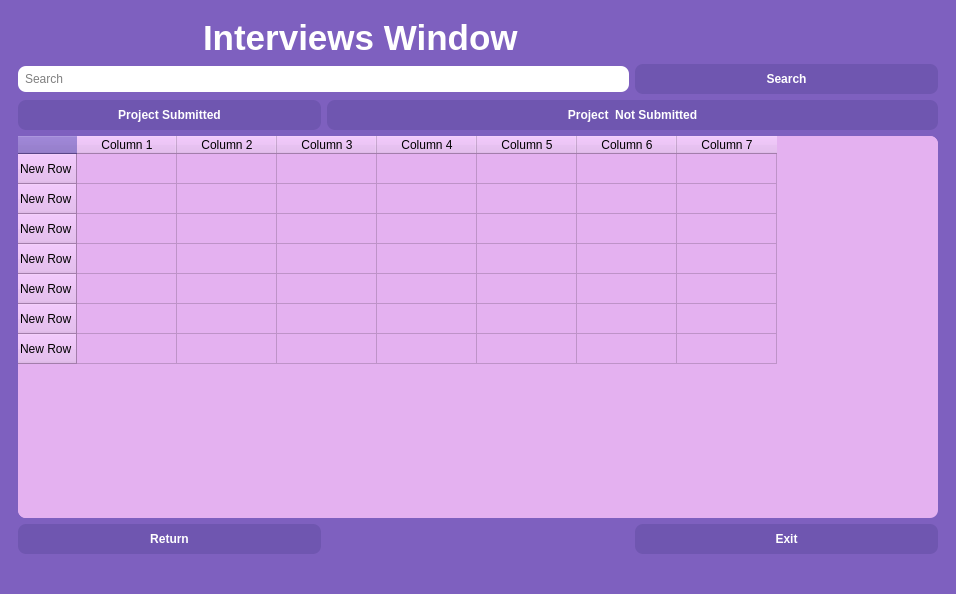
First picture: the form in ui/interviews.ui, repository KursaDSc/Python-Module-Week7, before the edit.
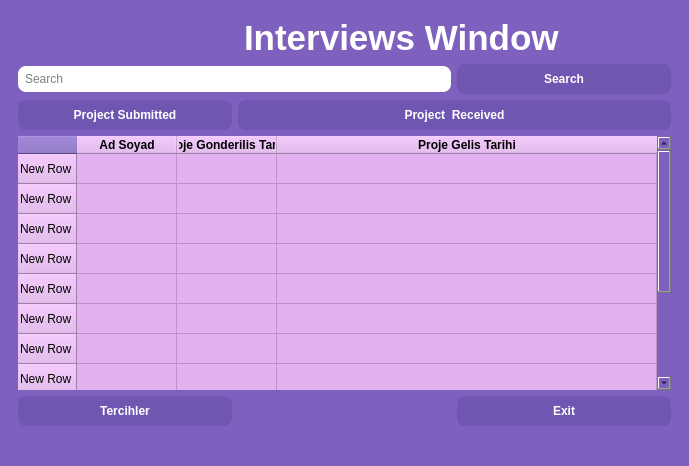
Second picture: the form after the edit. Icons and pictures are not drawn.

```diff
--- a/ui/interviews.ui
+++ b/ui/interviews.ui
@@ -9,8 +9,8 @@
    <rect>
     <x>0</x>
     <y>0</y>
-    <width>956</width>
-    <height>594</height>
+    <width>689</width>
+    <height>466</height>
    </rect>
   </property>
   <property name="sizePolicy">
@@ -54,101 +54,6 @@
        <number>2</number>
       </property>
       <layout class="QGridLayout" name="gridLayout">
-       <item row="2" column="0">
-        <widget class="QPushButton" name="projectButton">
-         <property name="styleSheet">
-          <string notr="true">QHeaderView::section {
-    color: red; /* Burada istediğin rengi yazabilirsin */
-    font-weight: bold; /* İsteğe bağlı: yazıyı kalın yapar */
-}
-QPushButton {
-    background-color: #6f56b0;
-    color: white;
-    border-radius: 8px;
-    padding: 8px;
-    font-weight: bold;
-}
-
-QPushButton:hover {
-    background-color: #8263c6;
-}
-
-QPushButton:pressed {
-    background-color: #594097;
-}
-</string>
-         </property>
-         <property name="text">
-          <string>Project Submitted</string>
-         </property>
-         <property name="default">
-          <bool>true</bool>
-         </property>
-        </widget>
-       </item>
-       <item row="1" column="0" colspan="2">
-        <widget class="QLineEdit" name="searchBoxline">
-         <property name="styleSheet">
-          <string notr="true">background-color: rgb(255, 255, 255);
-color: rgb(0, 0, 0);
-    border-radius: 8px;
-    padding: 5px;</string>
-         </property>
-         <property name="inputMask">
-          <string/>
-         </property>
-         <property name="frame">
-          <bool>true</bool>
-         </property>
-         <property name="echoMode">
-          <enum>QLineEdit::Normal</enum>
-         </property>
-         <property name="cursorPosition">
-          <number>0</number>
-         </property>
-         <property name="readOnly">
-          <bool>false</bool>
-         </property>
-         <property name="placeholderText">
-          <string>Search</string>
-         </property>
-         <property name="cursorMoveStyle">
-          <enum>Qt::LogicalMoveStyle</enum>
-         </property>
-        </widget>
-       </item>
-       <item row="4" column="0">
-        <widget class="QPushButton" name="returnButton">
-         <property name="styleSheet">
-          <string notr="true">QHeaderView::section {
-    color: red; /* Burada istediğin rengi yazabilirsin */
-    font-weight: bold; /* İsteğe bağlı: yazıyı kalın yapar */
-}
-QPushButton {
-    background-color: #6f56b0;
-    color: white;
-    border-radius: 8px;
-    padding: 8px;
-    font-weight: bold;
-}
-
-QPushButton:hover {
-    background-color: #8263c6;
-}
-
-QPushButton:pressed {
-    background-color: #594097;
-}
-</string>
-         </property>
-         <property name="text">
-          <string>Return</string>
-         </property>
-         <property name="default">
-          <bool>true</bool>
-         </property>
-        </widget>
-       </item>
        <item row="1" column="2">
         <widget class="QPushButton" name="searchButton">
          <property name="sizeIncrement">
@@ -295,15 +200,6 @@
               </color>
              </brush>
             </colorrole>
-            <colorrole role="PlaceholderText">
-             <brush brushstyle="SolidPattern">
-              <color alpha="128">
-               <red>255</red>
-               <green>255</green>
-               <blue>255</blue>
-              </color>
-             </brush>
-            </colorrole>
            </active>
            <inactive>
             <colorrole role="WindowText">
@@ -441,15 +337,6 @@
               </color>
              </brush>
             </colorrole>
-            <colorrole role="PlaceholderText">
-             <brush brushstyle="SolidPattern">
-              <color alpha="128">
-               <red>255</red>
-               <green>255</green>
-               <blue>255</blue>
-              </color>
-             </brush>
-            </colorrole>
            </inactive>
            <disabled>
             <colorrole role="WindowText">
@@ -587,15 +474,6 @@
               </color>
              </brush>
             </colorrole>
-            <colorrole role="PlaceholderText">
-             <brush brushstyle="SolidPattern">
-              <color alpha="128">
-               <red>255</red>
-               <green>255</green>
-               <blue>255</blue>
-              </color>
-             </brush>
-            </colorrole>
            </disabled>
           </palette>
          </property>
@@ -635,9 +513,40 @@
          </property>
         </widget>
        </item>
-       <item row="2" column="1" colspan="2">
-        <widget class="QPushButton" name="projectNotButton">
+       <item row="1" column="0" colspan="2">
+        <widget class="QLineEdit" name="searchBoxLine">
          <property name="styleSheet">
+          <string notr="true">background-color: rgb(255, 255, 255);
+color: rgb(0, 0, 0);
+    border-radius: 8px;
+    padding: 5px;</string>
+         </property>
+         <property name="inputMask">
+          <string/>
+         </property>
+         <property name="frame">
+          <bool>true</bool>
+         </property>
+         <property name="echoMode">
+          <enum>QLineEdit::Normal</enum>
+         </property>
+         <property name="cursorPosition">
+          <number>0</number>
+         </property>
+         <property name="readOnly">
+          <bool>false</bool>
+         </property>
+         <property name="placeholderText">
+          <string>Search</string>
+         </property>
+         <property name="cursorMoveStyle">
+          <enum>Qt::LogicalMoveStyle</enum>
+         </property>
+        </widget>
+       </item>
+       <item row="4" column="0">
+        <widget class="QPushButton" name="returnButton">
+         <property name="styleSheet">
           <string notr="true">QHeaderView::section {
     color: red; /* Burada istediğin rengi yazabilirsin */
     font-weight: bold; /* İsteğe bağlı: yazıyı kalın yapar */
@@ -660,16 +569,39 @@
 </string>
          </property>
          <property name="text">
-          <string>Project  Not Submitted</string>
+          <string>Tercihler</string>
          </property>
-         <property name="checkable">
-          <bool>false</bool>
+         <property name="default">
+          <bool>true</bool>
          </property>
-         <property name="checked">
-          <bool>false</bool>
+        </widget>
+       </item>
+       <item row="2" column="0">
+        <widget class="QPushButton" name="projectButton">
+         <property name="styleSheet">
+          <string notr="true">QHeaderView::section {
+    color: red; /* Burada istediğin rengi yazabilirsin */
+    font-weight: bold; /* İsteğe bağlı: yazıyı kalın yapar */
+}
+QPushButton {
+    background-color: #6f56b0;
+    color: white;
+    border-radius: 8px;
+    padding: 8px;
+    font-weight: bold;
+}
+
+QPushButton:hover {
+    background-color: #8263c6;
+}
+
+QPushButton:pressed {
+    background-color: #594097;
+}
+</string>
          </property>
-         <property name="autoRepeat">
-          <bool>false</bool>
+         <property name="text">
+          <string>Project Submitted</string>
          </property>
          <property name="default">
           <bool>true</bool>
@@ -720,6 +652,27 @@
           <string notr="true">border-radius: 8px;
 background-color: rgb(228, 177, 240);</string>
          </property>
+         <property name="gridStyle">
+          <enum>Qt::CustomDashLine</enum>
+         </property>
+         <property name="sortingEnabled">
+          <bool>true</bool>
+         </property>
+         <attribute name="horizontalHeaderShowSortIndicator" stdset="0">
+          <bool>true</bool>
+         </attribute>
+         <attribute name="horizontalHeaderStretchLastSection">
+          <bool>true</bool>
+         </attribute>
+         <attribute name="verticalHeaderCascadingSectionResizes">
+          <bool>true</bool>
+         </attribute>
+         <attribute name="verticalHeaderShowSortIndicator" stdset="0">
+          <bool>false</bool>
+         </attribute>
+         <attribute name="verticalHeaderStretchLastSection">
+          <bool>true</bool>
+         </attribute>
          <row>
           <property name="text">
            <string>New Row</string>
@@ -755,61 +708,84 @@
            <string>New Row</string>
           </property>
          </row>
-         <column>
+         <row>
           <property name="text">
-           <string>Column 1</string>
+           <string>New Row</string>
           </property>
-         </column>
-         <column>
+         </row>
+         <row>
           <property name="text">
-           <string>Column 2</string>
+           <string>New Row</string>
           </property>
-         </column>
-         <column>
+         </row>
+         <row>
           <property name="text">
-           <string>Column 3</string>
+           <string>New Row</string>
           </property>
-         </column>
-         <column>
+         </row>
+         <row>
           <property name="text">
-           <string>Column 4</string>
+           <string>New Row</string>
           </property>
-         </column>
+          <property name="textAlignment">
+           <set>AlignCenter</set>
+          </property>
+         </row>
          <column>
           <property name="text">
-           <string>Column 5</string>
+           <string>Ad Soyad</string>
           </property>
+          <property name="font">
+           <font>
+            <weight>75</weight>
+            <bold>true</bold>
+           </font>
+          </property>
+          <property name="textAlignment">
+           <set>AlignCenter</set>
+          </property>
+          <property name="foreground">
+           <brush brushstyle="SolidPattern">
+            <color alpha="255">
+             <red>0</red>
+             <green>0</green>
+             <blue>0</blue>
+            </color>
+           </brush>
+          </property>
          </column>
          <column>
           <property name="text">
-           <string>Column 6</string>
+           <string>Proje Gonderilis Tarihi</string>
           </property>
+          <property name="font">
+           <font>
+            <weight>75</weight>
+            <bold>true</bold>
+           </font>
+          </property>
+          <property name="textAlignment">
+           <set>AlignCenter</set>
+          </property>
          </column>
          <column>
           <property name="text">
-           <string>Column 7</string>
+           <string>Proje Gelis Tarihi</string>
+          </property>
+          <property name="font">
+           <font>
+            <weight>75</weight>
+            <bold>true</bold>
+           </font>
+          </property>
+          <property name="textAlignment">
+           <set>AlignCenter</set>
           </property>
          </column>
         </widget>
        </item>
-       <item row="0" column="0" colspan="2">
+       <item row="0" column="0" colspan="3">
         <layout class="QHBoxLayout" name="horizontalLayout">
-         <item>
-          <spacer name="horizontalSpacer">
-           <property name="orientation">
-            <enum>Qt::Horizontal</enum>
-           </property>
-           <property name="sizeType">
-            <enum>QSizePolicy::Fixed</enum>
-           </property>
-           <property name="sizeHint" stdset="0">
-            <size>
-             <width>110</width>
-             <height>30</height>
-            </size>
-           </property>
-          </spacer>
-         </item>
          <item>
           <widget class="QLabel" name="logolabel">
            <property name="enabled">
@@ -847,6 +823,22 @@
            </property>
           </widget>
          </item>
+         <item>
+          <spacer name="horizontalSpacer">
+           <property name="orientation">
+            <enum>Qt::Horizontal</enum>
+           </property>
+           <property name="sizeType">
+            <enum>QSizePolicy::Fixed</enum>
+           </property>
+           <property name="sizeHint" stdset="0">
+            <size>
+             <width>110</width>
+             <height>30</height>
+            </size>
+           </property>
+          </spacer>
+         </item>
          <item>
           <widget class="QLabel" name="titellabel">
            <property name="toolTip">
@@ -876,7 +868,7 @@
            </property>
            <property name="sizeHint" stdset="0">
             <size>
-             <width>110</width>
+             <width>70</width>
              <height>30</height>
             </size>
            </property>
@@ -884,6 +876,47 @@
          </item>
         </layout>
        </item>
+       <item row="2" column="1" colspan="2">
+        <widget class="QPushButton" name="projectNotButton">
+         <property name="styleSheet">
+          <string notr="true">QHeaderView::section {
+    color: red; /* Burada istediğin rengi yazabilirsin */
+    font-weight: bold; /* İsteğe bağlı: yazıyı kalın yapar */
+}
+QPushButton {
+    background-color: #6f56b0;
+    color: white;
+    border-radius: 8px;
+    padding: 8px;
+    font-weight: bold;
+}
+
+QPushButton:hover {
+    background-color: #8263c6;
+}
+
+QPushButton:pressed {
+    background-color: #594097;
+}
+</string>
+         </property>
+         <property name="text">
+          <string>Project  Received</string>
+         </property>
+         <property name="checkable">
+          <bool>false</bool>
+         </property>
+         <property name="checked">
+          <bool>false</bool>
+         </property>
+         <property name="autoRepeat">
+          <bool>false</bool>
+         </property>
+         <property name="default">
+          <bool>true</bool>
+         </property>
+        </widget>
+       </item>
       </layout>
      </widget>
     </item>
```
